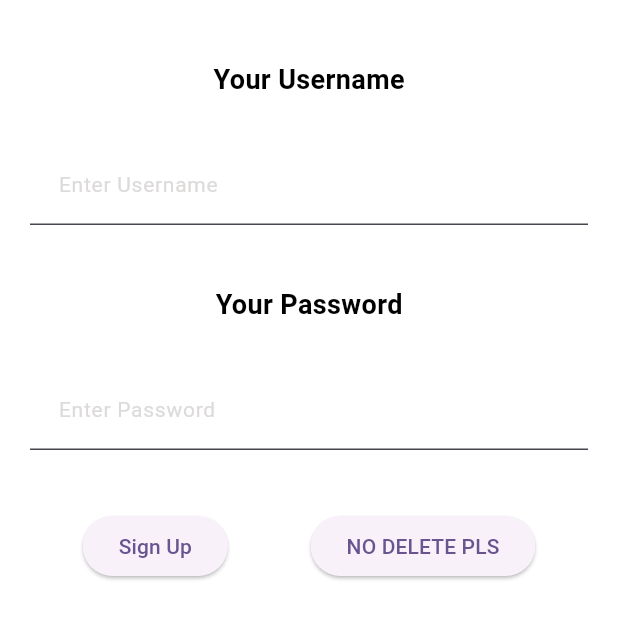
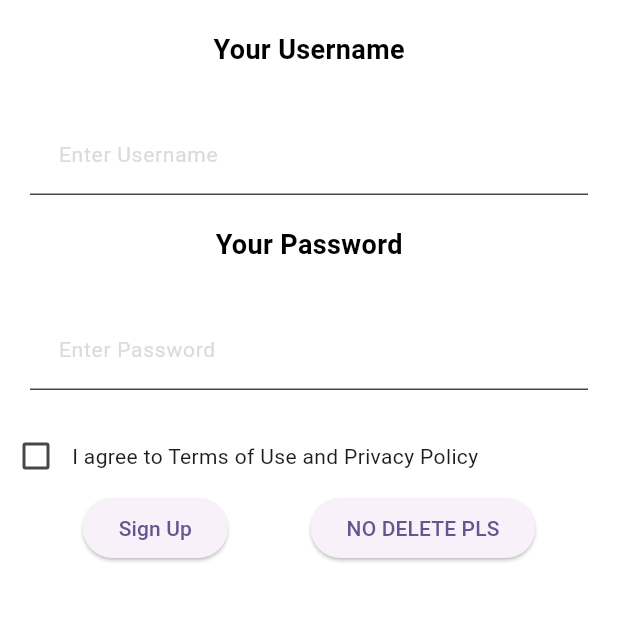
Before and after one commit to bomiejun/BookWorm, a Flutter app: the screen it shows after launch, on a phone screen of 412 x 824 dp, the part 384-1024 px from its top. Run offline on Flutter 3.47's test engine with Material 3 defaults, Android fonts, the phone set to English and light mode, and no system bars.

Commit message:
did smth change?

```diff
--- a/lib/routes/signup_login.dart
+++ b/lib/routes/signup_login.dart
@@ -19,13 +19,14 @@ class SignupLogin extends StatelessWidget {
           height: 200,
           fit: BoxFit.cover, // Optional: Control how the image fits
         ),
-        const SizedBox(height: 40,),
+        const SizedBox(height: 20,),
         usernameText(),
         usernameInput(),
-        const SizedBox(height: 40,),
+        const SizedBox(height: 20,),
         passwordText(),
         passwordInput(),
-        const SizedBox(height: 40,),
+        const SizedBox(height: 20,),
+        checkAgreements(),
         Row(
           crossAxisAlignment: CrossAxisAlignment.center,
           mainAxisAlignment: MainAxisAlignment.spaceEvenly,
@@ -48,6 +49,23 @@ class SignupLogin extends StatelessWidget {
       ],
      ),
    );
+ }
+
+ Row checkAgreements() {
+   return Row(
+        children: [
+          SizedBox(child: Checkbox(value: false, onChanged: (value){},)),
+          Text.rich(
+            TextSpan(children: [
+              TextSpan(text: 'I agree to '),
+              TextSpan(text: 'Terms of Use'),
+              TextSpan(text: ' and '),
+              TextSpan(text: 'Privacy Policy'),
+              //https://www.youtube.com/watch?v=TQMMG39qw0c time 12:07
+            ])
+          )
+        ],
+      );
  }
 
  Container passwordInput() {
```
